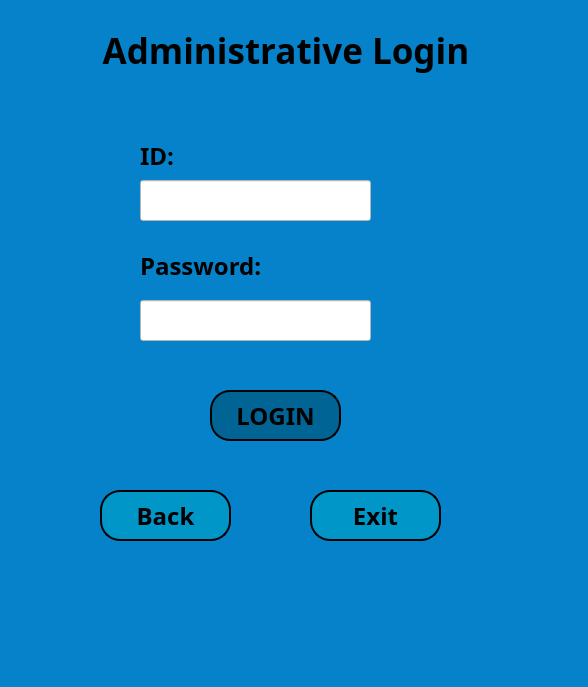
Qt form QT_designer/admin_window.ui (sumeyrazenkin/Atm-Project) before a commit.
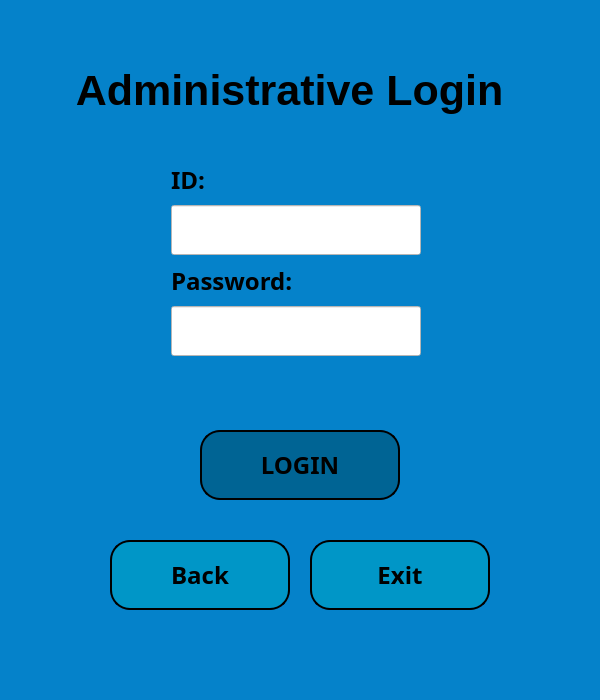
The same form after that commit.

What changed in the file:
```diff
--- a/QT_designer/admin_window.ui
+++ b/QT_designer/admin_window.ui
@@ -6,10 +6,22 @@
    <rect>
     <x>0</x>
     <y>0</y>
-    <width>588</width>
-    <height>687</height>
+    <width>600</width>
+    <height>700</height>
    </rect>
   </property>
+  <property name="minimumSize">
+   <size>
+    <width>600</width>
+    <height>700</height>
+   </size>
+  </property>
+  <property name="maximumSize">
+   <size>
+    <width>600</width>
+    <height>700</height>
+   </size>
+  </property>
   <property name="windowTitle">
    <string>Admin Window</string>
   </property>
@@ -21,16 +33,16 @@
    <widget class="QLabel" name="adminwdw_lbl_heading">
     <property name="geometry">
      <rect>
-      <x>0</x>
-      <y>0</y>
-      <width>581</width>
+      <x>50</x>
+      <y>40</y>
+      <width>491</width>
       <height>101</height>
      </rect>
     </property>
     <property name="font">
      <font>
-      <family>Bahnschrift SemiBold</family>
-      <pointsize>26</pointsize>
+      <family>.AppleSystemUIFont</family>
+      <pointsize>32</pointsize>
       <weight>75</weight>
       <bold>true</bold>
      </font>
@@ -42,55 +54,13 @@
      <set>Qt::AlignCenter</set>
     </property>
    </widget>
-   <widget class="QLabel" name="adminwdw_lbl_ADid">
-    <property name="geometry">
-     <rect>
-      <x>140</x>
-      <y>140</y>
-      <width>41</width>
-      <height>31</height>
-     </rect>
-    </property>
-    <property name="font">
-     <font>
-      <family>Bahnschrift SemiBold</family>
-      <pointsize>18</pointsize>
-      <weight>75</weight>
-      <bold>true</bold>
-     </font>
-    </property>
-    <property name="text">
-     <string>ID:</string>
-    </property>
-   </widget>
-   <widget class="QLabel" name="adminwdw_lbl_ADpassword">
-    <property name="geometry">
-     <rect>
-      <x>140</x>
-      <y>250</y>
-      <width>141</width>
-      <height>31</height>
-     </rect>
-    </property>
-    <property name="font">
-     <font>
-      <family>Bahnschrift SemiBold</family>
-      <pointsize>18</pointsize>
-      <weight>75</weight>
-      <bold>true</bold>
-     </font>
-    </property>
-    <property name="text">
-     <string>Password:</string>
-    </property>
-   </widget>
    <widget class="QPushButton" name="adminwdw_btn_login">
     <property name="geometry">
      <rect>
-      <x>210</x>
-      <y>390</y>
-      <width>131</width>
-      <height>51</height>
+      <x>200</x>
+      <y>430</y>
+      <width>200</width>
+      <height>70</height>
      </rect>
     </property>
     <property name="font">
@@ -118,44 +88,21 @@
      <string>LOGIN</string>
     </property>
    </widget>
-   <widget class="QLineEdit" name="adminwdw_linedit_ADid">
-    <property name="geometry">
-     <rect>
-      <x>140</x>
-      <y>180</y>
-      <width>231</width>
-      <height>41</height>
-     </rect>
-    </property>
-    <property name="styleSheet">
-     <string notr="true">background-color: rgb(255, 255, 255);</string>
-    </property>
-   </widget>
-   <widget class="QLineEdit" name="adminwdw_linedit_ADpassword">
-    <property name="geometry">
-     <rect>
-      <x>140</x>
-      <y>300</y>
-      <width>231</width>
-      <height>41</height>
-     </rect>
-    </property>
-    <property name="styleSheet">
-     <string notr="true">background-color: rgb(255, 255, 255);</string>
-    </property>
-    <property name="echoMode">
-     <enum>QLineEdit::Password</enum>
-    </property>
-   </widget>
    <widget class="QPushButton" name="adminwdw_btn_returnmain">
     <property name="geometry">
      <rect>
-      <x>100</x>
-      <y>490</y>
-      <width>131</width>
-      <height>51</height>
+      <x>110</x>
+      <y>540</y>
+      <width>180</width>
+      <height>70</height>
      </rect>
     </property>
+    <property name="maximumSize">
+     <size>
+      <width>16777215</width>
+      <height>70</height>
+     </size>
+    </property>
     <property name="font">
      <font>
       <family>Bahnschrift SemiBold</family>
@@ -189,9 +136,9 @@
     <property name="geometry">
      <rect>
       <x>310</x>
-      <y>490</y>
-      <width>131</width>
-      <height>51</height>
+      <y>540</y>
+      <width>180</width>
+      <height>70</height>
      </rect>
     </property>
     <property name="font">
@@ -223,21 +170,98 @@
      <string>Exit</string>
     </property>
    </widget>
-   <widget class="QLabel" name="adminwdw_lbl_warning">
+   <widget class="QWidget" name="layoutWidget">
     <property name="geometry">
      <rect>
-      <x>140</x>
-      <y>280</y>
-      <width>211</width>
-      <height>16</height>
+      <x>171</x>
+      <y>160</y>
+      <width>271</width>
+      <height>241</height>
      </rect>
     </property>
-    <property name="styleSheet">
-     <string notr="true">color: rgb(255, 38, 0);</string>
-    </property>
-    <property name="text">
-     <string/>
-    </property>
+    <layout class="QVBoxLayout" name="verticalLayout">
+     <item>
+      <widget class="QLabel" name="adminwdw_lbl_ADid">
+       <property name="font">
+        <font>
+         <family>Bahnschrift SemiBold</family>
+         <pointsize>18</pointsize>
+         <weight>75</weight>
+         <bold>true</bold>
+        </font>
+       </property>
+       <property name="text">
+        <string>ID:</string>
+       </property>
+      </widget>
+     </item>
+     <item>
+      <widget class="QLineEdit" name="adminwdw_linedit_ADid">
+       <property name="minimumSize">
+        <size>
+         <width>250</width>
+         <height>50</height>
+        </size>
+       </property>
+       <property name="maximumSize">
+        <size>
+         <width>250</width>
+         <height>50</height>
+        </size>
+       </property>
+       <property name="styleSheet">
+        <string notr="true">background-color: rgb(255, 255, 255);</string>
+       </property>
+      </widget>
+     </item>
+     <item>
+      <widget class="QLabel" name="adminwdw_lbl_ADpassword">
+       <property name="font">
+        <font>
+         <family>Bahnschrift SemiBold</family>
+         <pointsize>18</pointsize>
+         <weight>75</weight>
+         <bold>true</bold>
+        </font>
+       </property>
+       <property name="text">
+        <string>Password:</string>
+       </property>
+      </widget>
+     </item>
+     <item>
+      <widget class="QLineEdit" name="adminwdw_linedit_ADpassword">
+       <property name="minimumSize">
+        <size>
+         <width>250</width>
+         <height>50</height>
+        </size>
+       </property>
+       <property name="maximumSize">
+        <size>
+         <width>250</width>
+         <height>50</height>
+        </size>
+       </property>
+       <property name="styleSheet">
+        <string notr="true">background-color: rgb(255, 255, 255);</string>
+       </property>
+       <property name="echoMode">
+        <enum>QLineEdit::Password</enum>
+       </property>
+      </widget>
+     </item>
+     <item>
+      <widget class="QLabel" name="adminwdw_lbl_warning">
+       <property name="styleSheet">
+        <string notr="true">color: rgb(255, 38, 0);</string>
+       </property>
+       <property name="text">
+        <string/>
+       </property>
+      </widget>
+     </item>
+    </layout>
    </widget>
   </widget>
   <widget class="QMenuBar" name="menubar">
```
Left out of the diff: 23 changed lines with no effect on the pictures.
